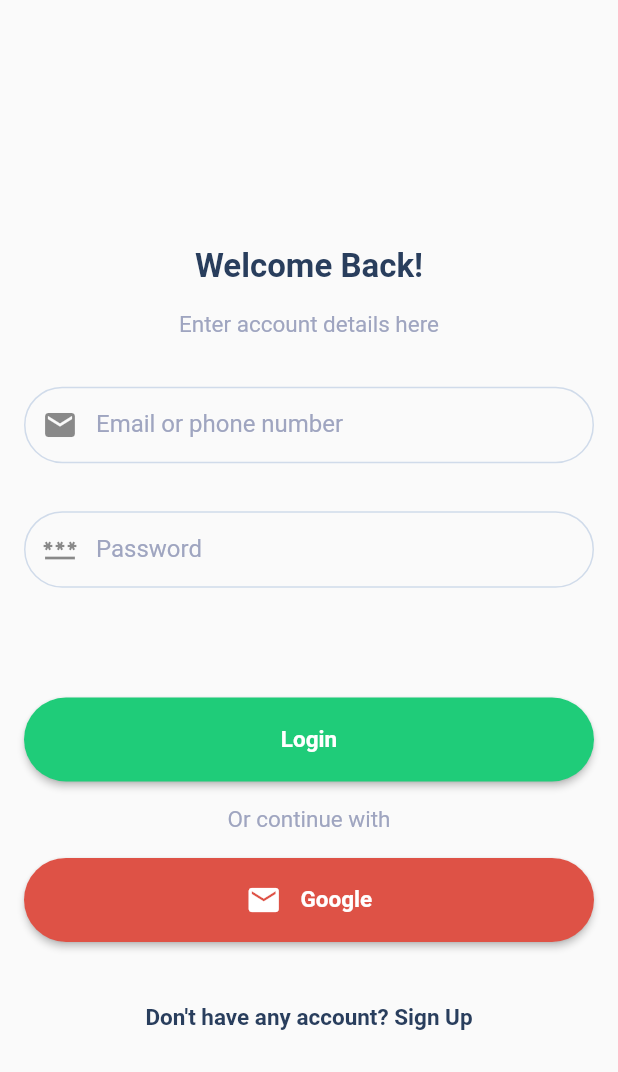
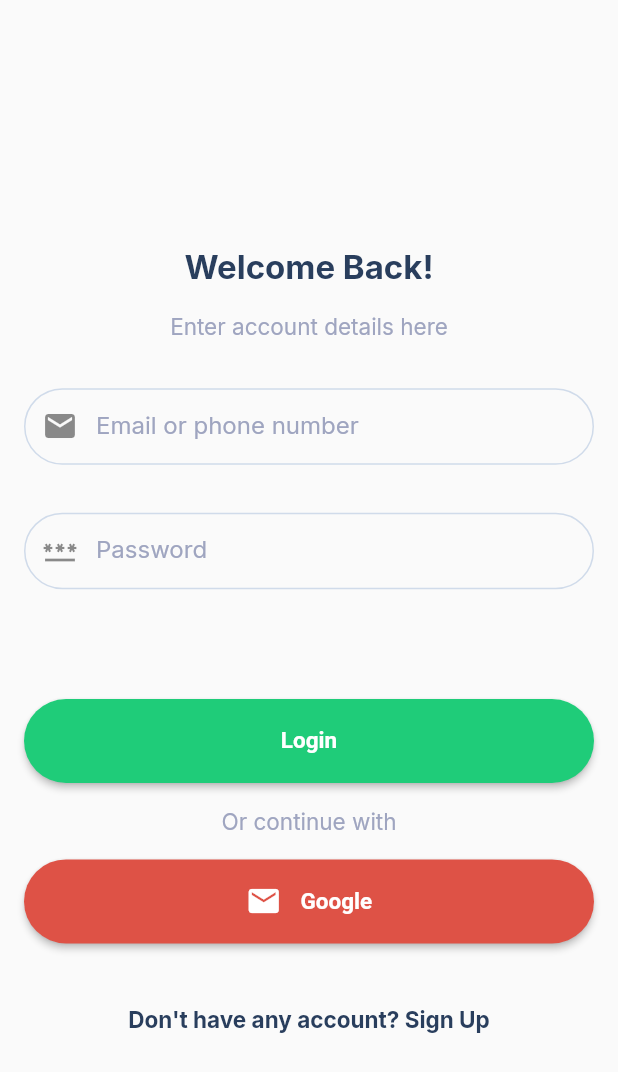
Before and after one commit to sandra-ntsoele/e-gordon, a Flutter app: the screen it shows after launch, after a tap on "Start cooking", on a phone screen of 412 x 824 dp. Shown: the top 1072 px of the screen. Run offline on Flutter 3.47's test engine with Material 2 defaults, Android fonts, the phone set to English and light mode, and no system bars; our stand-ins replace google_fonts.

Commit message:
set default font family as well as return scaffold from the main file instead of screen file

```diff
--- a/lib/main.dart
+++ b/lib/main.dart
@@ -1,5 +1,7 @@
+import 'package:e_gordon/Screens/sign_up/sign_up.dart';
 import 'package:flutter/material.dart';
 import 'Screens/onboarding/onboarding.dart';
+import 'package:google_fonts/google_fonts.dart';
 
 void main() {
   runApp(const MyApp());
@@ -10,8 +12,14 @@
 
   @override
   Widget build(BuildContext context) {
-    return const MaterialApp(
-      home: OnboardingScreen(),
+    return MaterialApp(
+      debugShowCheckedModeBanner: false,
+      theme: ThemeData(
+        fontFamily: GoogleFonts.inter().fontFamily,
+      ),
+      home: const Scaffold(
+        body: OnboardingScreen(),
+      ),
     );
   }
 }
```
